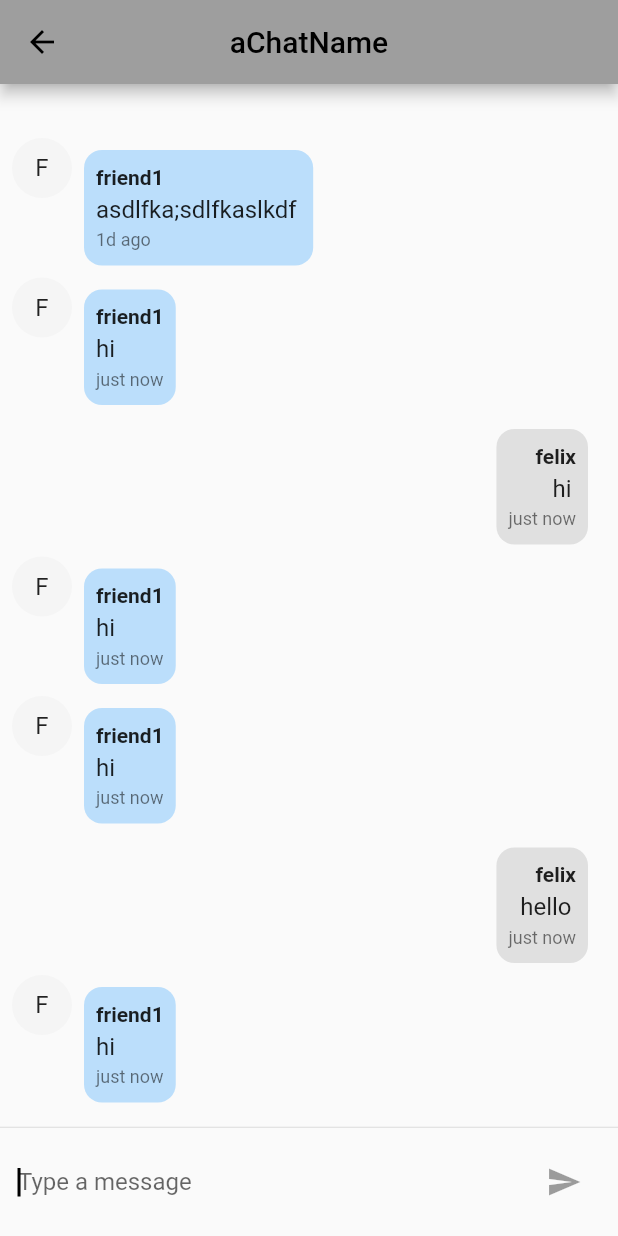
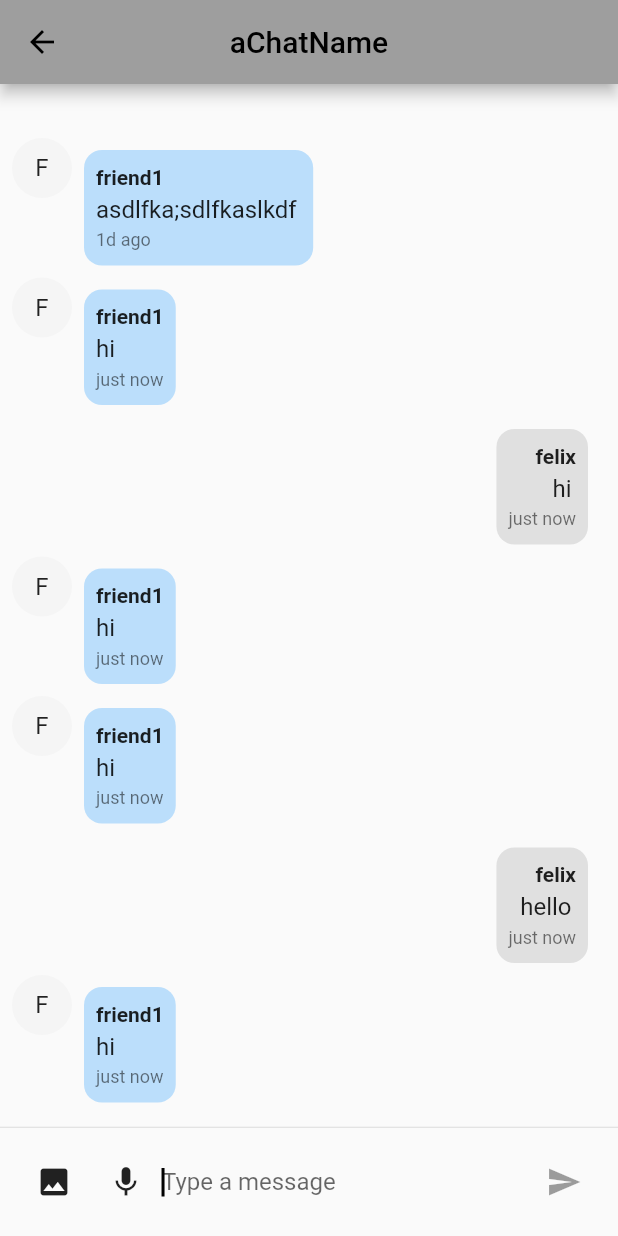
Before and after one commit to yu-hsiennn/Pet-App, a Flutter app: the ChatPage screen opened directly, on a phone screen of 412 x 824 dp. Run offline on Flutter 3.47's test engine with Material 2 defaults, Android fonts, the light colour scheme and no system bars; our stand-ins replace speech_to_text; missing offline and left inert: album_image.

Commit message:
add sppechrecognition into textfield

```diff
--- a/lib/ChatPage.dart
+++ b/lib/ChatPage.dart
@@ -1,6 +1,8 @@
 import 'dart:ui';
 
 import 'package:flutter/material.dart';
+import 'package:speech_to_text/speech_recognition_result.dart';
+import 'package:speech_to_text/speech_to_text.dart';
 
 class Message {
   String text;
@@ -29,13 +31,67 @@ class ChatPage extends StatefulWidget {
 
 class _ChatPageState extends State<ChatPage> {
   final TextEditingController _textController = TextEditingController();
+
   final FocusNode _focusNode = FocusNode();
+  bool mic_on = false;
   bool _isComposing = false;
-
+  bool _ismicSheetVisible = false;
+  SpeechToText _speechToText = SpeechToText();
+  bool _speechEnabled = false;
+  String _lastWords = '';
   @override
   void dispose() {
     _textController.dispose();
     super.dispose();
+  }
+
+  void _addToTextField(String textToAdd) {
+    final String currentValue = _textController.text;
+    final String newTextValue = currentValue + textToAdd;
+    _textController.text = newTextValue;
+  }
+
+  @override
+  void initState() {
+    super.initState();
+    _initSpeech();
+  }
+
+  /// This has to happen only once per app
+  void _initSpeech() async {
+    _speechEnabled = await _speechToText.initialize();
+    setState(() {});
+  }
+
+  /// Each time to start a speech recognition session
+  void _startListening() async {
+    print('please speak');
+    await _speechToText.listen(onResult: _onSpeechResult);
+    mic_on = !mic_on;
+    setState(() {});
+  }
+
+  /// Manually stop the active speech recognition session
+  /// Note that there are also timeouts that each platform enforces
+  /// and the SpeechToText plugin supports setting timeouts on the
+  /// listen method.
+  void _stopListening() async {
+    print('stop speak');
+    await _speechToText.stop();
+    mic_on = !mic_on;
+    _addToTextField(_lastWords);
+    _lastWords = '';
+    setState(() {});
+  }
+
+  /// This is the callback that the SpeechToText plugin calls when
+  /// the platform returns recognized words.
+  void _onSpeechResult(SpeechRecognitionResult result) {
+    setState(() {
+      _lastWords = result.recognizedWords;
+
+      print(_lastWords);
+    });
   }
 
   @override
@@ -61,9 +117,32 @@ class _ChatPageState extends State<ChatPage> {
           ),
           Divider(height: 1.0),
           _buildTextComposer(),
+          _buildSpeechRecognition(),
         ],
       ),
     );
+  }
+
+  Widget _buildSpeechRecognition() {
+    return Visibility(
+        visible: _ismicSheetVisible,
+        child: Container(
+          height: MediaQuery.of(context).size.height / 2,
+          width: MediaQuery.of(context).size.width,
+          decoration: BoxDecoration(
+            border: Border.all(
+              color: Colors.black,
+              width: 2.0,
+            ),
+          ),
+          child: IconButton(
+            iconSize: MediaQuery.of(context).size.width / 8,
+            onPressed:
+                _speechToText.isNotListening ? _startListening : _stopListening,
+            tooltip: 'Listen',
+            icon: Icon(mic_on ? Icons.mic : Icons.mic_off),
+          ),
+        ));
   }
 
   Widget _buildMessage(Message message, bool isMe) {
@@ -141,6 +220,18 @@ class _ChatPageState extends State<ChatPage> {
         margin: EdgeInsets.symmetric(horizontal: 12, vertical: 12),
         child: Row(
           children: <Widget>[
+            IconButton(
+              icon: Icon(Icons.photo),
+              onPressed: () {},
+            ),
+            IconButton(
+              icon: Icon(Icons.mic),
+              onPressed: () {
+                setState(() {
+                  _ismicSheetVisible = !_ismicSheetVisible;
+                });
+              },
+            ),
             Expanded(
               child: TextField(
                 maxLines: 6,
```
Also changed, not shown: lib/speech2test_example.dart (+0 -9 lines).
